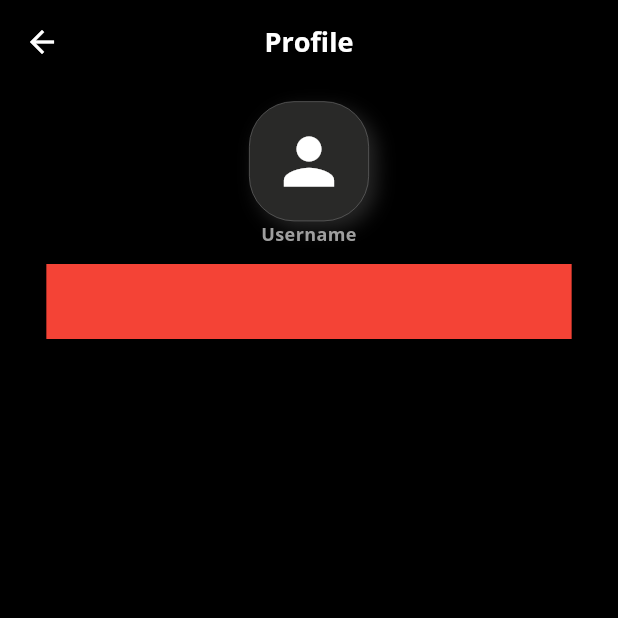
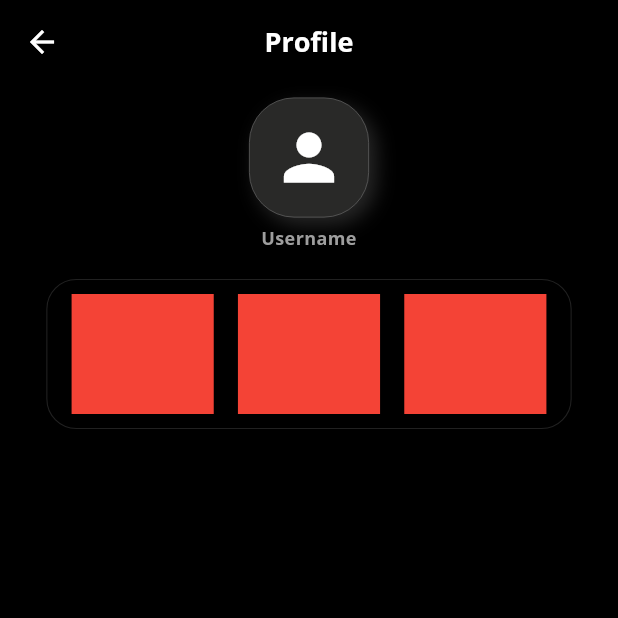
Before and after one commit to jbranabb/AbsoluteCinema, a Flutter app: the ProfilePage screen opened directly, on a phone screen of 412 x 824 dp, the top half of it. Run offline on Flutter 3.47's test engine with Material 3 defaults, Android fonts, the phone set to English and light mode, and no system bars; our stand-ins replace bloc, cached_network_image, carousel_slider, dio, flutter_bloc, flutter_svg and 3 more; accounts and stored records are empty.

```diff
--- a/lib/pages/screens/profile.dart
+++ b/lib/pages/screens/profile.dart
@@ -41,14 +41,32 @@ class ProfilePage extends StatelessWidget {
                   ),
 
                  child: const Icon(Icons.person,size: 50,), ),
+           const  SizedBox(height: 5,),
                  MyText(text: 'Username', fnweight: FontWeight.bold, clors: Colors.grey.shade500, fnSize: 12,)
               ],
             ),
            ),
+           const  SizedBox(height: 10,),
+           // wacthlist | favorite | Ratings
           Container(
-            color: Colors.red,
         width:  width * 0.85,
-        height: 50,
+        height: 100,
+        decoration: BoxDecoration(
+            // color: Colors.red,
+borderRadius: BorderRadius.circular(20),
+border: BoxBorder.all(
+  width: 0.7,
+  color: Colors.grey.shade900
+)
+        ),
+        child: Row(
+          mainAxisAlignment: MainAxisAlignment.spaceEvenly,
+          children: [
+            UserCrendialsContainer(),
+            UserCrendialsContainer(),
+            UserCrendialsContainer(),
+          ],
+        ),
           )
 
           ],
@@ -57,3 +75,20 @@ class ProfilePage extends StatelessWidget {
     );
   }
 }
+
+class UserCrendialsContainer extends StatelessWidget {
+  const UserCrendialsContainer({
+    super.key,
+  });
+
+
+  @override
+  Widget build(BuildContext context) {
+    var width = MediaQuery.of(context).size.width;
+    return Container(
+      height: 80,
+      width: width * 0.23,
+      color: Colors.red,
+    );
+  }
+}
```
